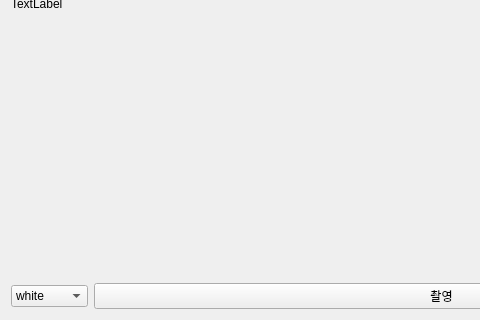
The window that Qt/Simple-Smart-ID-Photo-Maker_Qt/main_app.ui (jeong7231/Intel7_simple_id_photo_maker) describes before a commit, drawn with Qt 5; both pictures show x 0 to 480 and y 280 to 600 of the 800 by 600 pixel window.
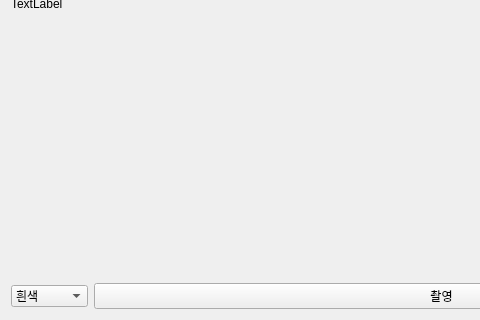
The same window after the commit.

What changed in the file:
```diff
--- a/Qt/Simple-Smart-ID-Photo-Maker_Qt/main_app.ui
+++ b/Qt/Simple-Smart-ID-Photo-Maker_Qt/main_app.ui
@@ -28,11 +28,11 @@
        <item>
         <widget class="QComboBox" name="colorSelect">
          <property name="currentText">
-          <string>white</string>
+          <string>흰색</string>
          </property>
          <item>
           <property name="text">
-           <string>white</string>
+           <string>흰색</string>
           </property>
          </item>
          <item>
```
Left out of the diff: 12 changed lines with no effect on the pictures.
